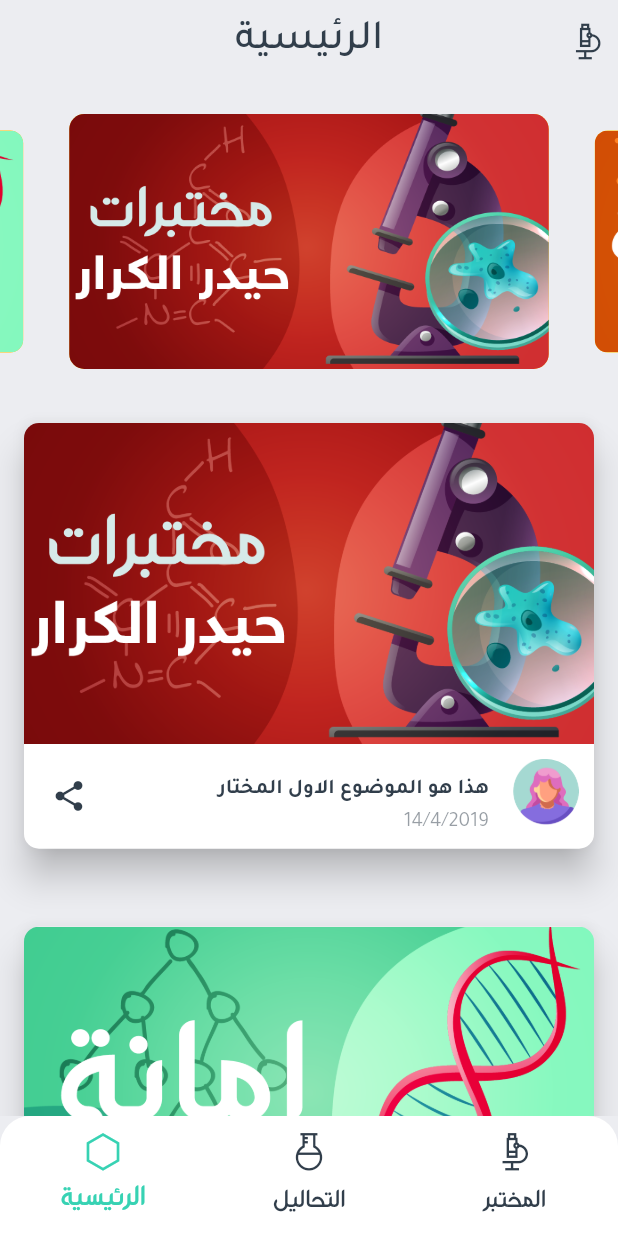
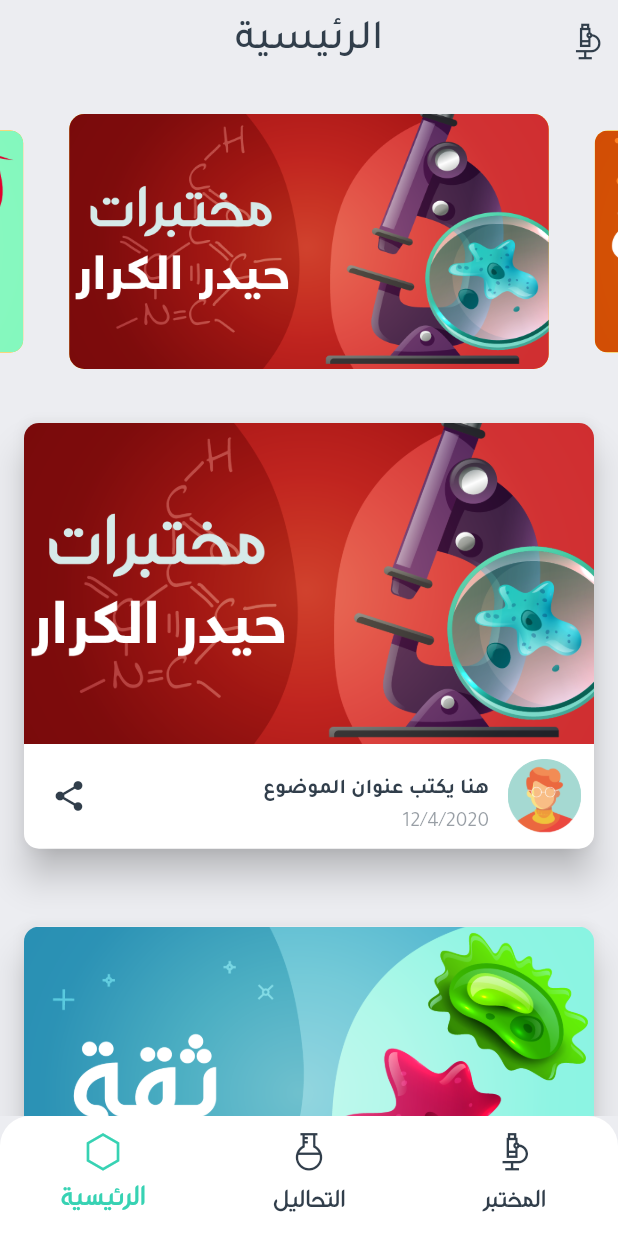
Before and after one commit to saioufe/haider-alkarar-lab-app, a Flutter app: the screen it shows after launch, on a phone screen of 412 x 824 dp. Run offline on Flutter 3.47's test engine with Material 2 defaults, Android fonts, the phone set to English and light mode, and no system bars; drawn by our look-alikes of carousel_slider; our stand-ins replace flutter_icons, font_awesome_flutter, page_transition, sliding_sheet; missing offline and left inert: reviews_slider.

Commit message:
mac second edition

```diff
--- a/lib/models/post.dart
+++ b/lib/models/post.dart
@@ -7,6 +7,7 @@ class Post {
   final String date;
   final String postImage;
   final String userImage;
+  final String userName;
   final int readTime;
   final int veryBad;
   final int bad;
@@ -21,6 +22,7 @@ class Post {
     this.date,
     this.postImage,
     this.userImage,
+    this.userName,
     this.readTime,
     this.veryBad,
     this.bad,
--- a/lib/screens/home-screen.dart
+++ b/lib/screens/home-screen.dart
@@ -1,4 +1,5 @@
 import 'package:a_alkarar_lab/lab_icons_icons.dart';
+import 'package:a_alkarar_lab/models/post.dart';
 import 'package:a_alkarar_lab/screens/main-screen.dart';
 import 'package:a_alkarar_lab/widgets/posts-template.dart';
 import 'package:flutter/material.dart';
@@ -94,32 +95,38 @@ class HomeScreen extends StatelessWidget {
               ),
             ),
             NewsTemplate(
-              id: "1",
-              title: "هذا هو الموضوع الاول المختار",
-              postImage: "assets/images/slide3.png",
-              userImage: "assets/images/women.png",
-              date: "14/4/2019",
-              text:
-                  "هذا هو الشرح هذا هو الشرح هذا هو الشرح هذا هو الشرح هذا هو الشرح هذا هو الشرح هذا هو الشرح هذا هو الشرح هذا هو الشرح هذا هو الشرح هذا هو الشرح هذا هو الشرح هذا هو الشرح هذا هو الشرح هذا هو الشرح هذا هو الشرح هذا هو الشرح هذا هو الشرحو الشرح هذا هو الشرح هذا هو الشرح هذا هو الشرح هذا هو الشرح هذا هو الشرح هو الشرح هذا هو الشرح هذا هو الشرح هذا هو الشرح هذا هو الشرح هذا هو الشرح هو الشرح هذا هو الشرح هذا هو الشرح هذا هو الشرح هذا هو الشرح هذا هو الشرح هو الشرح هذا هو الشرح هذا هو الشرح هذا هو الشرح هذا هو الشرح هذا هو الشرح هو الشرح هذا هو الشرح هذا هو الشرح هذا هو الشرح هذا هو الشرح هذا هو الشرح هو الشرح هذا هو الشرح هذا هو الشرح هذا هو الشرح هذا هو الشرح هذا هو الشرح هو الشرح هذا هو الشرح هذا هو الشرح هذا هو الشرح هذا هو الشرح هذا هو الشرح هو الشرح هذا هو الشرح هذا هو الشرح هذا هو الشرح هذا هو الشرح هذا هو الشرح هو الشرح هذا هو الشرح هذا هو الشرح هذا هو الشرح هذا هو الشرح هذا هو الشرح هv هذا هو الشرح هذا هو الشرح هذا هو الشرح",
+              post: Post(
+                  id: '1',
+                  title: 'هنا يكتب عنوان الموضوع',
+                  postImage: 'assets/images/slide3.png',
+                  userImage: 'assets/images/men2.png',
+                  userName: "دكتور سيف ماهر محمد",
+                  date: '12/4/2020',
+                  text:
+                      'هذا هو الشرح هذا هو الشرح هذا هو الشرح هو الشرح هذا هو الشرح هذا هو الشرح هذا هو الشرح هذا هو الشرح هذا هو الشرحهذا هو الشرح هذا هو الشرح هذا هو الشرح هو الشرح هذا هو الشرح هذا هو الشرح هذا هو الشرح هذا هو الشرح هذا هو الشرحهذا هو الشرح هذا هو الشرح هذا هو الشرح هو الشرح هذا هو الشرح هذا هو الشرح هذا هو الشرح هذا هو الشرح هذا هو الشرح'),
             ),
             NewsTemplate(
-              id: "2",
-              title: "بسم الله الرحمن الرحيم",
-              postImage: "assets/images/slide4.png",
-              userImage: "assets/images/men.png",
-              date: "1/5/2020",
-              text:
-                  "هذا هو الشرح هذا هو الشرح هذا هو الشرح هذا هو الشرح هذا هو الشرح هذا هو الشرح هذا هو الشرح هذا هو الشرح هذا هو الشرح هذا هو الشرح هذا هو الشرح هذا هو الشرح هذا هو الشرح هذا هو الشرح هذا هو الشرح هذا هو الشرح هذا هو الشرح هذا هو الشرحو الشرح هذا هو الشرح هذا هو الشرح هذا هو الشرح هذا هو الشرح هذا هو الشرح هو الشرح هذا هو الشرح هذا هو الشرح هذا هو الشرح هذا هو الشرح هذا هو الشرح هو الشرح هذا هو الشرح هذا هو الشرح هذا هو الشرح هذا هو الشرح هذا هو الشرح هو الشرح هذا هو الشرح هذا هو الشرح هذا هو الشرح هذا هو الشرح هذا هو الشرح هو الشرح هذا هو الشرح هذا هو الشرح هذا هو الشرح هذا هو الشرح هذا هو الشرح هو الشرح هذا هو الشرح هذا هو الشرح هذا هو الشرح هذا هو الشرح هذا هو الشرح هو الشرح هذا هو الشرح هذا هو الشرح هذا هو الشرح هذا هو الشرح هذا هو الشرح هو الشرح هذا هو الشرح هذا هو الشرح هذا هو الشرح هذا هو الشرح هذا هو الشرح هو الشرح هذا هو الشرح هذا هو الشرح هذا هو الشرح هذا هو الشرح هذا هو الشرح هو الشرح هذا هو الشرح هذا هو الشرح هذا هو الشرح هذا هو الشرح هذا هو الشرح هو الشرح هذا هو الشرح هذا هو الشرح هذا هو الشرح هذا هو الشرح هذا هو الشرح هو الشرح هذا هو الشرح هذا هو الشرح هذا هو الشرح هذا هو الشرح هذا هو الشرح هو الشرح هذا هو الشرح هذا هو الشرح هذا هو الشرح هذا هو الشرح هذا هو الشرح ه هذا هو الشرح هذا هو الشرح هذا هو الشرح",
+              post: Post(
+                  id: '2',
+                  title: 'هنا يكتب عنوان الموضوع',
+                  postImage: 'assets/images/slide2.png',
+                  userImage: 'assets/images/men3.png',
+                  userName: "دكتور سيف ماهر محمد",
+                  date: '12/4/2020',
+                  text:
+                      'هذا هو الشرح هذا هو الشرح هذا هو الشرح هو الشرح هذا هو الشرح هذا هو الشرح هذا هو الشرح هذا هو الشرح هذا هو الشرحهذا هو الشرح هذا هو الشرح هذا هو الشرح هو الشرح هذا هو الشرح هذا هو الشرح هذا هو الشرح هذا هو الشرح هذا هو الشرحهذا هو الشرح هذا هو الشرح هذا هو الشرح هو الشرح هذا هو الشرح هذا هو الشرح هذا هو الشرح هذا هو الشرح هذا هو الشرح'),
             ),
             NewsTemplate(
-              id: "3",
-              title: "الموضوع الثالث والاخير ",
-              postImage: "assets/images/slide2.png",
-              userImage: "assets/images/men4.png",
-              date: "15/6/2020",
-              text:
-                  "هذا هو الشرح هذا هو الشرح هذا هو الشرح هذا هو الشرح هذا هو الشرح هذا هو الشرح هذا هو الشرح هذا هو الشرح هذا هو الشرح هذا هو الشرح هذا هو الشرح هذا هو الشرح هذا هو الشرح هذا هو الشرح هذا هو الشرح هذا هو الشرح هذا هو الشرح هذا هو الشرحو الشرح هذا هو الشرح هذا هو الشرح هذا هو الشرح هذا هو الشرح هذا هو الشرح هو الشرح هذا هو الشرح هذا هو الشرح هذا هو الشرح هذا هو الشرح هذا هو الشرح هو الشرح هذا هو الشرح هذا هو الشرح هذا هو الشرح هذا هو الشرح هذا هو الشرح هو الشرح هذا هو الشرح هذا هو الشرح هذا هو الشرح هذا هو الشرح هذا هو الشرح هو الشرح هذا هو الشرح هذا هو الشرح هذا هو الشرح هذا هو الشرح هذا هو الشرح هو الشرح هذا هو الشرح هذا هو الشرح هذا هو الشرح هذا هو الشرح هذا هو الشرح هو الشرح هذا هو الشرح هذا هو الشرح هذا هو الشرح هذا هو الشرح هذا هو الشرح هو الشرح هذا هو الشرح هذا هو الشرح هذا هو الشرح هذا هو الشرح هذا هو الشرح هو الشرح هذا هو الشرح هذا هو الشرح هذا هو الشرح هذا هو الشرح هذا هو الشرح هو الشرح هذا هو الشرح هذا هو الشرح هذا هو الشرح هذا هو الشرح هذا هو الشرح هو الشرح هذا هو الشرح هذا هو الشرح هذا هو الشرح هذا هو الشرح هذا هو الشرح هو الشرح هذا هو الشرح هذا هو الشرح هذا هو الشرح هذا هو الشرح هذا هو الشرح هو الشرح هذا هو الشرح هذا هو الشرح هذا هو الشرح هذا هو الشرح هذا هو الشرح ه هذا هو الشرح هذا هو الشرح هذا هو الشرح",
-            ),
+              post: Post(
+                  id: '3',
+                  title: 'هنا يكتب عنوان الموضوع',
+                  postImage: 'assets/images/slide1.png',
+                  userImage: 'assets/images/women2.png',
+                  userName: "دكتور سيف ماهر محمد",
+                  date: '12/14/2020',
+                  text:
+                      'هذا هو الشرح هذا هو الشرح هذا هو الشرح هو الشرح هذا هو الشرح هذا هو الشرح هذا هو الشرح هذا هو الشرح هذا هو الشرحهذا هو الشرح هذا هو الشرح هذا هو الشرح هو الشرح هذا هو الشرح هذا هو الشرح هذا هو الشرح هذا هو الشرح هذا هو الشرحهذا هو الشرح هذا هو الشرح هذا هو الشرح هو الشرح هذا هو الشرح هذا هو الشرح هذا هو الشرح هذا هو الشرح هذا هو الشرح'),
+            )
           ],
         ),
       ),
--- a/lib/widgets/posts-template.dart
+++ b/lib/widgets/posts-template.dart
@@ -1,28 +1,17 @@
+import 'package:a_alkarar_lab/models/post.dart';
 import 'package:a_alkarar_lab/screens/news-pressed-screen.dart';
 import 'package:flutter/material.dart';
 
 class NewsTemplate extends StatelessWidget {
-  final String id;
-  final String title;
-  final String text;
-  final String date;
-  final String userImage;
-  final String postImage;
+  final Post post;
 
-  NewsTemplate({
-    this.id,
-    this.title,
-    this.postImage,
-    this.userImage,
-    this.date,
-    this.text,
-  });
+  NewsTemplate({this.post});
   @override
   Widget build(BuildContext context) {
     return InkWell(
       onTap: () {
         Navigator.of(context).pushNamed(NewsPressedScreen.routeName,
-            arguments: [title, userImage, postImage, date, text, id]);
+            arguments: post);
       },
       child: Padding(
         padding: const EdgeInsets.only(top: 20.0),
@@ -38,8 +27,8 @@ class NewsTemplate extends StatelessWidget {
             children: <Widget>[
               Container(
                 child: Hero(
-                  tag: id,
-                  child: Image.asset(postImage),
+                  tag: post.id,
+                  child: Image.asset(post.postImage),
                 ),
               ),
               Padding(
@@ -62,7 +51,7 @@ class NewsTemplate extends StatelessWidget {
                           child: Container(
                             width: MediaQuery.of(context).size.width / 1.7,
                             child: Text(
-                              title,
+                              post.title,
                               textAlign: TextAlign.right,
                               style: TextStyle(
                                   fontFamily: 'tajawal',
@@ -77,7 +66,7 @@ class NewsTemplate extends StatelessWidget {
                           child: Container(
                             width: MediaQuery.of(context).size.width / 1.7,
                             child: Text(
-                              date,
+                              post.date,
                               textAlign: TextAlign.right,
                               style: TextStyle(
                                 fontFamily: 'tajawal',
@@ -93,7 +82,7 @@ class NewsTemplate extends StatelessWidget {
                     ),
                     ClipRRect(
                       child: Image.asset(
-                        userImage,
+                        post.userImage,
                         width: 50,
                         height: 50,
                       ),
```
Also changed, not shown: lib/screens/news-pressed-screen.dart (+29 -25 lines).
